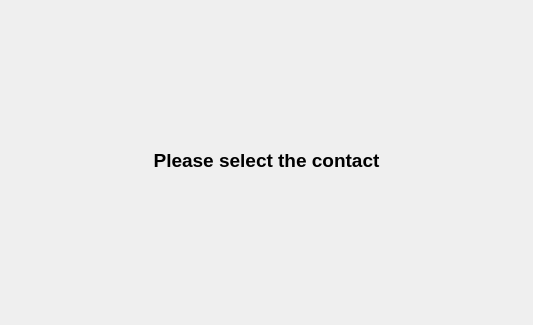
Above: AddressBook/ContactsTable.ui from InvictusInnovations/keyhotee before the change; both pictures show x 0 to 533 and y 151 to 476 of the 533 by 476 pixel window. Below: the same form after it.
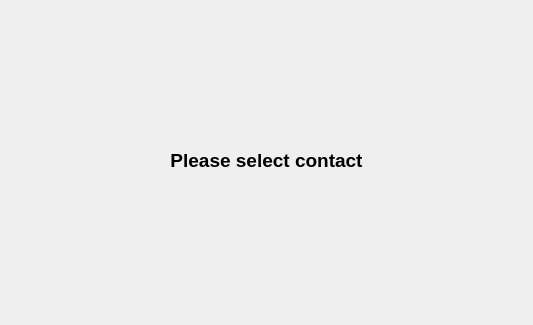
That is the form after the change. Custom widgets are drawn as their Qt base class.

Commit message: Display wallets using WebKit Widget when __STATIC_QT is not defined

Patch:
```diff
--- a/AddressBook/ContactsTable.ui
+++ b/AddressBook/ContactsTable.ui
@@ -91,7 +91,7 @@
            </font>
           </property>
           <property name="text">
-           <string>Please select the contact</string>
+           <string>Please select contact</string>
           </property>
           <property name="alignment">
            <set>Qt::AlignCenter</set>
```
The commit also changes 6 other files.
